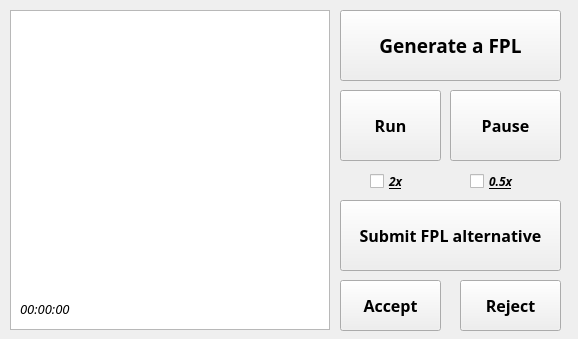
This is service.ui in kom1che/RD as Qt 5 draws it before an edit. The edited form follows.
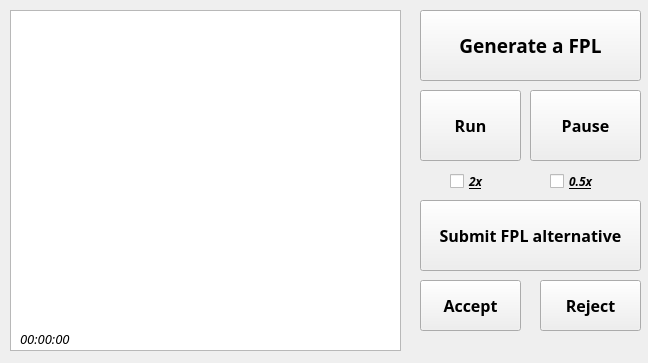
This is the edited form.

Commit message: fix: frame constructor for current x, y and altitude

What changed in the file:
```diff
--- a/service.ui
+++ b/service.ui
@@ -6,8 +6,8 @@
    <rect>
     <x>0</x>
     <y>0</y>
-    <width>578</width>
-    <height>339</height>
+    <width>648</width>
+    <height>363</height>
    </rect>
   </property>
   <property name="windowTitle">
@@ -18,15 +18,15 @@
     <rect>
      <x>10</x>
      <y>10</y>
-     <width>320</width>
-     <height>320</height>
+     <width>391</width>
+     <height>341</height>
     </rect>
    </property>
   </widget>
   <widget class="QPushButton" name="genBtn">
    <property name="geometry">
     <rect>
-     <x>340</x>
+     <x>420</x>
      <y>10</y>
      <width>221</width>
      <height>71</height>
@@ -49,7 +49,7 @@
   <widget class="QPushButton" name="runBtn">
    <property name="geometry">
     <rect>
-     <x>340</x>
+     <x>420</x>
      <y>90</y>
      <width>101</width>
      <height>71</height>
@@ -70,7 +70,7 @@
   <widget class="QPushButton" name="pauseBtn">
    <property name="geometry">
     <rect>
-     <x>450</x>
+     <x>530</x>
      <y>90</y>
      <width>111</width>
      <height>71</height>
@@ -91,7 +91,7 @@
   <widget class="QPushButton" name="submitBtn">
    <property name="geometry">
     <rect>
-     <x>340</x>
+     <x>420</x>
      <y>200</y>
      <width>221</width>
      <height>71</height>
@@ -112,7 +112,7 @@
   <widget class="QCheckBox" name="checkHigh">
    <property name="geometry">
     <rect>
-     <x>370</x>
+     <x>450</x>
      <y>170</y>
      <width>51</width>
      <height>22</height>
@@ -134,7 +134,7 @@
   <widget class="QCheckBox" name="checkLow">
    <property name="geometry">
     <rect>
-     <x>470</x>
+     <x>550</x>
      <y>170</y>
      <width>61</width>
      <height>22</height>
@@ -156,7 +156,7 @@
   <widget class="QPushButton" name="acceptBtn">
    <property name="geometry">
     <rect>
-     <x>340</x>
+     <x>420</x>
      <y>280</y>
      <width>101</width>
      <height>51</height>
@@ -177,7 +177,7 @@
   <widget class="QPushButton" name="rejectBtn">
    <property name="geometry">
     <rect>
-     <x>460</x>
+     <x>540</x>
      <y>280</y>
      <width>101</width>
      <height>51</height>
@@ -199,7 +199,7 @@
    <property name="geometry">
     <rect>
      <x>20</x>
-     <y>300</y>
+     <y>330</y>
      <width>61</width>
      <height>17</height>
     </rect>
```
The commit also changes 2 other files.
